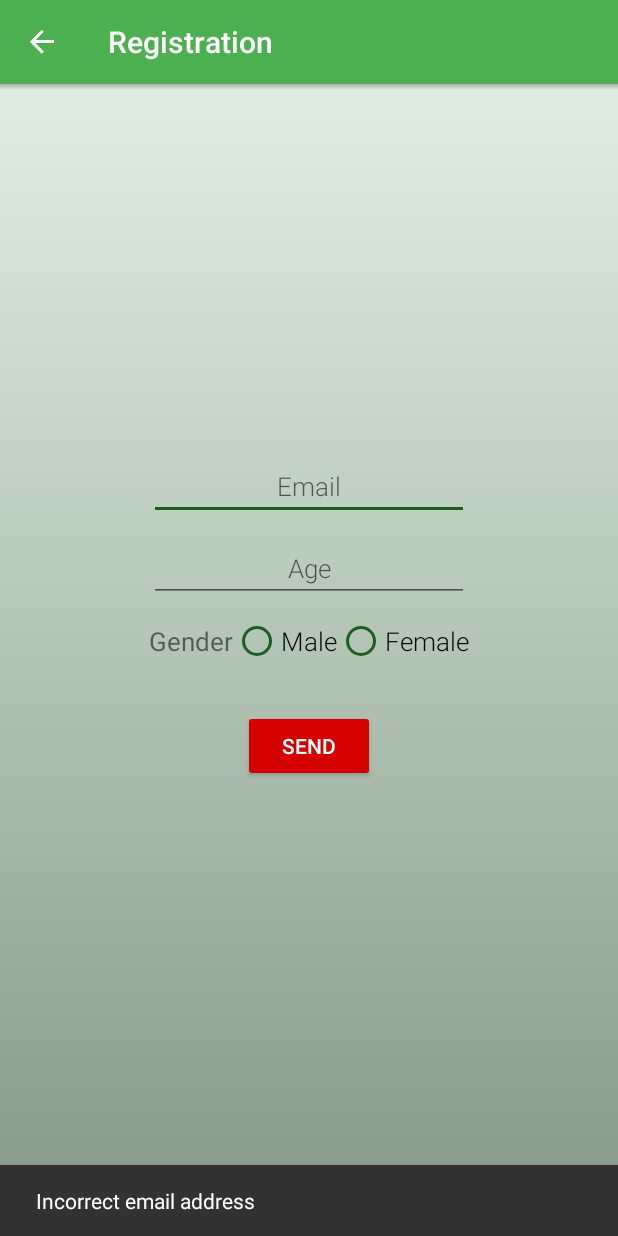
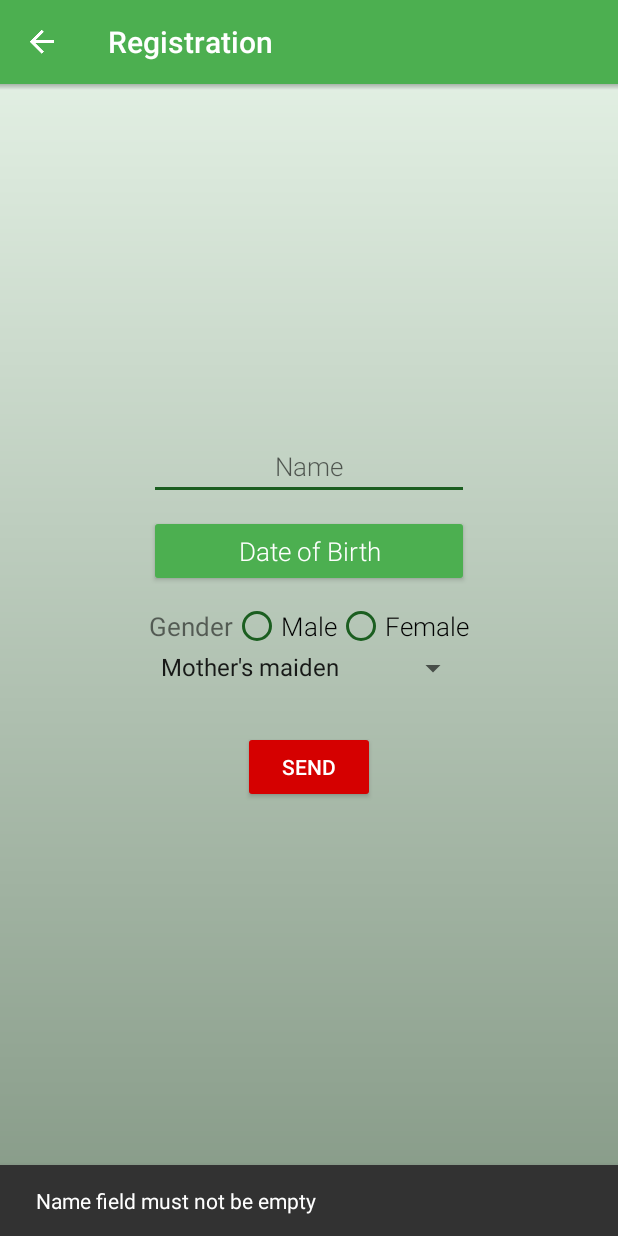
Before and after one commit to EvgenyKravtsov/HabitBreakingViper, an Android app: the RegistrationActivity screen opened directly, with no data from a screen before it, after a tap on "SEND", on a phone screen of 412 x 824 dp. Run offline under Robolectric (Android 15) with nearby library versions, the phone set to English and light mode, and no system bars; our stand-ins replace ButterKnife, EventBus.

Commit message:
14/06/2016

```diff
--- a/app/src/main/java/evgenykravtsov/habitbreaking/network/SocketClient.java
+++ b/app/src/main/java/evgenykravtsov/habitbreaking/network/SocketClient.java
@@ -244,7 +244,7 @@ public class SocketClient implements ServerConnection {
         message.put("TYPE", "REGISTRATION");
         message.put("EMAIL", entity.getEmail());
         message.put("GENDER", entity.getGender());
-        message.put("AGE", entity.getAge());
+        message.put("AGE", entity.getDateOfBirth());
         message.put("REGISTRATION_DATE", entity.getRegistrationDate());
         return message;
     }
--- a/app/src/main/java/evgenykravtsov/habitbreaking/view/activity/MainActivity.java
+++ b/app/src/main/java/evgenykravtsov/habitbreaking/view/activity/MainActivity.java
@@ -77,7 +77,7 @@ public class MainActivity extends AppCompatActivity implements MainView {
     String registerButtonLabel;
     @BindString(R.string.restore_button_label)
     String restoreButtonLabel;
-    @BindString(R.string.incorrect_email_warning)
+    @BindString(R.string.incorrect_name_warning)
     String incorrectEmailWarning;
 
     @BindDrawable(R.drawable.consume_button_background)
--- a/app/src/main/java/evgenykravtsov/habitbreaking/view/activity/RegistrationActivity.java
+++ b/app/src/main/java/evgenykravtsov/habitbreaking/view/activity/RegistrationActivity.java
@@ -1,23 +1,35 @@
 package evgenykravtsov.habitbreaking.view.activity;
 
+import android.annotation.SuppressLint;
 import android.app.ProgressDialog;
 import android.content.DialogInterface;
 import android.graphics.Typeface;
+import android.graphics.drawable.Drawable;
 import android.os.Bundle;
 import android.support.design.widget.Snackbar;
 import android.support.v7.app.AlertDialog;
 import android.support.v7.app.AppCompatActivity;
 import android.support.v7.widget.AppCompatRadioButton;
 import android.support.v7.widget.Toolbar;
-import android.text.TextUtils;
-import android.util.Patterns;
+import android.util.Log;
 import android.view.MenuItem;
 import android.view.View;
+import android.widget.ArrayAdapter;
 import android.widget.Button;
+import android.widget.DatePicker;
 import android.widget.EditText;
 import android.widget.FrameLayout;
+import android.widget.LinearLayout;
+import android.widget.NumberPicker;
 import android.widget.RadioGroup;
+import android.widget.Spinner;
 
+import java.lang.reflect.Field;
+import java.text.SimpleDateFormat;
+import java.util.Calendar;
+import java.util.Date;
+
+import butterknife.BindDrawable;
 import butterknife.BindString;
 import butterknife.BindView;
 import butterknife.ButterKnife;
@@ -25,17 +37,20 @@ import butterknife.OnClick;
 import evgenykravtsov.habitbreaking.R;
 import evgenykravtsov.habitbreaking.domain.Utils;
 import evgenykravtsov.habitbreaking.domain.model.RegistrationDataEntity;
+import evgenykravtsov.habitbreaking.domain.os.AppController;
 import evgenykravtsov.habitbreaking.presenter.RegistrationViewPresenter;
 import evgenykravtsov.habitbreaking.view.RegistrationView;
 
 public class RegistrationActivity extends AppCompatActivity implements RegistrationView {
 
-    private static final int MAX_AGE = 120; // years
-
     private RegistrationViewPresenter presenter;
     private ProgressDialog progressDialog;
+    private Calendar dateOfBirth;
 
     //// BUTTERKNIFE BINDS
+
+    @BindDrawable(R.drawable.date_picker_divider)
+    Drawable datePickerDivider;
 
     @BindString(R.string.no_internet_connection_warning)
     String noInternetConnectionWarning;
@@ -47,29 +62,38 @@ public class RegistrationActivity extends AppCompatActivity implements Registrat
     String serverSideErrorWarning;
     @BindString(R.string.sending_process_warning)
     String sendingProcessWarning;
-    @BindString(R.string.incorrect_email_warning)
-    String incorrectEmailWarning;
+    @BindString(R.string.incorrect_name_warning)
+    String incorrectNameWarning;
     @BindString(R.string.incorrect_gender_warning)
     String incorrectGenderWarning;
-    @BindString(R.string.incorrect_age_warning)
-    String incorrectAgeWarning;
+    @BindString(R.string.incorrect_date_of_birth_warning)
+    String incorrectDateOfBirthWarning;
+    @BindString(R.string.hint_date_of_birth)
+    String hintDateOfBitrh;
 
     @BindView(R.id.registration_activity_container_view)
     FrameLayout containerView;
     @BindView(R.id.toolbar)
     Toolbar toolbar;
-    @BindView(R.id.registration_activity_email_edit_text)
-    EditText emailEditText;
-    @BindView(R.id.registration_activity_age_edit_text)
-    EditText ageEditText;
+    @BindView(R.id.registration_activity_name_edit_text)
+    EditText nameEditText;
+    @BindView(R.id.registration_activity_date_of_birth_button)
+    Button dateOfBirthButton;
     @BindView(R.id.registration_activity_gender_radio_group)
     RadioGroup genderRadioGroup;
     @BindView(R.id.registration_activity_male_radio_button)
     AppCompatRadioButton maleRadioButton;
     @BindView(R.id.registration_activity_female_radio_button)
     AppCompatRadioButton femaleRadioButton;
+    @BindView(R.id.registration_activity_secret_question_spinner)
+    Spinner secretQuestionSpinner;
     @BindView(R.id.registration_activity_send_button)
     Button sendButton;
+
+    @OnClick(R.id.registration_activity_date_of_birth_button)
+    public void onClickDateOfBirthButton() {
+        showDateOfBirthDialog();
+    }
 
     @OnClick(R.id.registration_activity_send_button)
     public void onClickSendButton() {
@@ -94,6 +118,7 @@ public class RegistrationActivity extends AppCompatActivity implements Registrat
     @Override
     protected void onStart() {
         super.onStart();
+        prepareSecretQuestionSpinner();
         presenter = new RegistrationViewPresenter();
         presenter.bind(this);
     }
@@ -186,9 +211,9 @@ public class RegistrationActivity extends AppCompatActivity implements Registrat
     }
 
     private RegistrationDataEntity getRegistrationDataFromViews() {
-        String email = emailEditText.getText().toString();
-        if (!validateEmail(email)) {
-            notifyWrongEmail();
+        String name = nameEditText.getText().toString();
+        if (!validateName(name)) {
+            notifyWrongName();
             return null;
         }
 
@@ -200,24 +225,23 @@ public class RegistrationActivity extends AppCompatActivity implements Registrat
             return null;
         }
 
-        String age = ageEditText.getText().toString();
-        if (!validateAge(age)) {
-            notifyWrongAge();
+        if (!validateDateOfBirth()) {
+            notifyWrongDateOfBirth();
             return null;
         }
 
-        return new RegistrationDataEntity(email,
+        return new RegistrationDataEntity(name,
                 genderIndex,
-                Integer.parseInt(age),
+                dateOfBirth.getTimeInMillis() / 1000,
                 Utils.getCurrentTimeUnixSeconds());
     }
 
-    private boolean validateEmail(String email) {
-        return !TextUtils.isEmpty(email) && Patterns.EMAIL_ADDRESS.matcher(email).matches();
+    private boolean validateName(String name) {
+        return !name.isEmpty();
     }
 
-    private void notifyWrongEmail() {
-        showSnackbar(incorrectEmailWarning);
+    private void notifyWrongName() {
+        showSnackbar(incorrectNameWarning);
     }
 
     private boolean validateGender(int genderIndex) {
@@ -228,27 +252,94 @@ public class RegistrationActivity extends AppCompatActivity implements Registrat
         showSnackbar(incorrectGenderWarning);
     }
 
-    private boolean validateAge(String age) {
-        if (age.isEmpty()) {
-            return false;
-        }
-
-        int ageAsInt = Integer.parseInt(age);
-        return ageAsInt > 0 && ageAsInt < MAX_AGE;
+    private boolean validateDateOfBirth() {
+        return !dateOfBirthButton.getText().toString().equals(hintDateOfBitrh);
     }
 
-    private void notifyWrongAge() {
-        showSnackbar(incorrectAgeWarning);
+    private void notifyWrongDateOfBirth() {
+        showSnackbar(incorrectDateOfBirthWarning);
     }
 
     private void showSnackbar(String message) {
         Snackbar.make(containerView, message, Snackbar.LENGTH_LONG).show();
     }
 
+    private void showDateOfBirthDialog() {
+        @SuppressLint("InflateParams") View datePicketView = (DatePicker) getLayoutInflater()
+                .inflate(R.layout.picker_date, null);
+
+        final DatePicker datePicker = (DatePicker) datePicketView;
+        changeDatePickerDividerColor(datePicker);
+
+        AlertDialog dialog = new AlertDialog.Builder(this)
+                .setView(datePicketView)
+                .setPositiveButton(android.R.string.ok, new DialogInterface.OnClickListener() {
+                    @Override
+                    public void onClick(DialogInterface dialog, int which) {
+                        int year = datePicker.getYear();
+                        int month = datePicker.getMonth();
+                        int day = datePicker.getDayOfMonth();
+
+                        Calendar calendar = Calendar.getInstance();
+                        calendar.set(Calendar.YEAR, year);
+                        calendar.set(Calendar.MONTH, month);
+                        calendar.set(Calendar.DAY_OF_MONTH, day);
+                        calendar.set(Calendar.HOUR_OF_DAY, 0);
+                        calendar.set(Calendar.MINUTE, 0);
+                        calendar.set(Calendar.SECOND, 0);
+
+                        dateOfBirth = calendar;
+                        dateOfBirthButton.setText(dateToFormattedString(calendar.getTime()));
+
+                        // TODO Delete test code
+                        Log.d(AppController.APP_TAG, dateToFormattedString(dateOfBirth.getTime()));
+                    }
+                })
+                .setNegativeButton(android.R.string.cancel, null)
+                .create();
+        dialog.show();
+    }
+
+    private void changeDatePickerDividerColor(DatePicker datePicker) {
+        LinearLayout linearLayoutFirst = (LinearLayout) datePicker.getChildAt(0);
+        LinearLayout linearLayoutSecond = (LinearLayout) linearLayoutFirst.getChildAt(0);
+
+        for (int i = 0; i < linearLayoutSecond.getChildCount(); i++) {
+            NumberPicker numberPicker = (NumberPicker) linearLayoutSecond.getChildAt(i);
+            Field[] pickerFields = NumberPicker.class.getDeclaredFields();
+
+            for (Field field : pickerFields) {
+                if (field.getName().equals("mSelectionDivider")) {
+                    field.setAccessible(true);
+
+                    try {
+                        field.set(numberPicker, datePickerDivider);
+                    } catch (Exception e) {
+                        e.printStackTrace();
+                    }
+
+                    break;
+                }
+            }
+        }
+    }
+
+    private String dateToFormattedString(Date date) {
+        @SuppressLint("SimpleDateFormat") SimpleDateFormat simpleDateFormat = new SimpleDateFormat("dd MMMM yyyy");
+        return simpleDateFormat.format(date);
+    }
+
+    private void prepareSecretQuestionSpinner() {
+        ArrayAdapter<CharSequence> adapter = ArrayAdapter.createFromResource(this,
+                R.array.secret_question_array, R.layout.spinner_item_secret_question);
+        adapter.setDropDownViewResource(R.layout.spinner_dropdown_item_secret_question);
+        secretQuestionSpinner.setAdapter(adapter);
+    }
+
     private void setFonts() {
         Typeface robotoTypeface = Typeface.createFromAsset(getAssets(), "Roboto-Light.ttf");
-        emailEditText.setTypeface(robotoTypeface);
-        ageEditText.setTypeface(robotoTypeface);
+        nameEditText.setTypeface(robotoTypeface);
+        dateOfBirthButton.setTypeface(robotoTypeface);
         maleRadioButton.setTypeface(robotoTypeface);
         femaleRadioButton.setTypeface(robotoTypeface);
     }
--- /dev/null
+++ b/app/src/main/res/drawable/date_picker_divider.xml
@@ -0,0 +1,7 @@
+<?xml version="1.0" encoding="utf-8"?>
+<shape xmlns:android="http://schemas.android.com/apk/res/android"
+    android:shape="rectangle">
+
+    <solid android:color="@color/colorPrimary" />
+
+</shape>
--- a/app/src/main/res/layout/activity_registration.xml
+++ b/app/src/main/res/layout/activity_registration.xml
@@ -20,25 +20,23 @@
         <EditText
             android:layout_width="match_parent"
             android:layout_height="wrap_content"
-            android:inputType="textEmailAddress"
-            android:hint="@string/hint_email"
+            android:inputType="text"
+            android:hint="@string/hint_name"
             android:textSize="17sp"
             android:ellipsize="start"
             android:gravity="center_horizontal"
             android:theme="@style/CustomEditText"
-            android:id="@+id/registration_activity_email_edit_text"/>
+            android:id="@+id/registration_activity_name_edit_text"/>
 
-        <EditText
+        <Button
             android:layout_width="match_parent"
             android:layout_height="wrap_content"
             android:layout_marginTop="10dp"
-            android:inputType="numberDecimal"
-            android:hint="@string/hint_age"
+            android:text="@string/hint_date_of_birth"
             android:textSize="17sp"
-            android:ellipsize="start"
-            android:gravity="center_horizontal"
-            android:theme="@style/CustomEditText"
-            android:id="@+id/registration_activity_age_edit_text" />
+            android:textAllCaps="false"
+            android:theme="@style/GreenButton"
+            android:id="@+id/registration_activity_date_of_birth_button" />
 
         <LinearLayout
             android:layout_width="wrap_content"
@@ -79,6 +77,11 @@
 
         </LinearLayout>
 
+        <Spinner
+            android:layout_width="match_parent"
+            android:layout_height="wrap_content"
+            android:id="@+id/registration_activity_secret_question_spinner" />
+
         <Button
             android:layout_width="wrap_content"
             android:layout_height="wrap_content"
--- a/app/src/main/res/layout/dialog_sign_in.xml
+++ b/app/src/main/res/layout/dialog_sign_in.xml
@@ -8,7 +8,7 @@
         android:layout_width="match_parent"
         android:layout_height="wrap_content"
         android:inputType="textEmailAddress"
-        android:hint="@string/hint_email"
+        android:hint="@string/hint_name"
         android:textSize="17sp"
         android:ellipsize="start"
         android:gravity="center_horizontal"
--- /dev/null
+++ b/app/src/main/res/layout/spinner_item_secret_question.xml
@@ -0,0 +1,9 @@
+<?xml version="1.0" encoding="utf-8"?>
+<TextView xmlns:android="http://schemas.android.com/apk/res/android"
+    android:id="@android:id/text1"
+    style="?android:attr/spinnerItemStyle"
+    android:singleLine="false"
+    android:layout_width="match_parent"
+    android:layout_height="wrap_content"
+    android:ellipsize="marquee"
+    android:textAlignment="inherit" />
--- a/app/src/main/res/values/strings.xml
+++ b/app/src/main/res/values/strings.xml
@@ -36,19 +36,26 @@
                                                 statistic will be synchronized with server</string>
     <string name="email_already_registered_waring">Given email is already registered in our system</string>
     <string name="incorrect_gender_warning">Choose gender, please</string>
-    <string name="incorrect_age_warning">Choose proper age, please</string>
-    <string name="hint_email">Email</string>
-    <string name="hint_age">Age</string>
+    <string name="incorrect_date_of_birth_warning">Choose date of birth, please</string>
+    <string name="hint_name">Name</string>
+    <string name="hint_date_of_birth">Date of Birth</string>
     <string name="hint_gender">Gender</string>
     <string name="male_button_label">Male</string>
     <string name="female_button_label">Female</string>
     <string name="send_button_label">Send</string>
+    <string-array name="secret_question_array">
+        <item>Mother\'s maiden name?</item>
+        <item>On what street you lived in the third grade?</item>
+        <item>In which country is your dream vacation?</item>
+        <item>Who was your childhood hero?</item>
+        <item>What\'s your favorite sport?</item>
+    </string-array>
 
     <!-- General Strings -->
     <string name="no_internet_connection_warning">No internet connection available</string>
     <string name="downloading_process_warning">Downloading data</string>
     <string name="sending_process_warning">Sending data</string>
-    <string name="incorrect_email_warning">Incorrect email address</string>
+    <string name="incorrect_name_warning">Name field must not be empty</string>
     <string name="server_side_error_warning">Error occurred on server. Trying to fix it</string>
 
     <!-- Content Description Strings -->
--- a/app/src/main/res/values/styles.xml
+++ b/app/src/main/res/values/styles.xml
@@ -11,6 +11,11 @@
 
     <style name="AppCompatAlertDialogStyle" parent="Theme.AppCompat.Light.Dialog.Alert">
         <item name="colorAccent">@color/colorPrimary</item>
+    </style>
+
+    <style name="DatePickerTheme" parent="Theme.AppCompat.Light">
+        <item name="colorAccent">@color/colorPrimary</item>
+        <item name="android:divider">@color/colorPrimary</item>
     </style>
 
     <style name="RedButton" parent="Theme.AppCompat.Light">
```
Also changed, not shown: app/src/main/java/evgenykravtsov/habitbreaking/domain/model/RegistrationDataEntity.java (+10 -10 lines), app/src/main/res/layout/picker_date.xml (added, +10 -0 lines), app/src/main/res/layout/spinner_dropdown_item_secret_question.xml (added, +8 -0 lines), app/src/main/res/mipmap-hdpi/ic_launcher.png, app/src/main/res/mipmap-mdpi/ic_launcher.png, app/src/main/res/mipmap-xhdpi/ic_launcher.png, app/src/main/res/mipmap-xxhdpi/ic_launcher.png, app/src/main/res/mipmap-xxxhdpi/ic_launcher.png, 1 other file.
